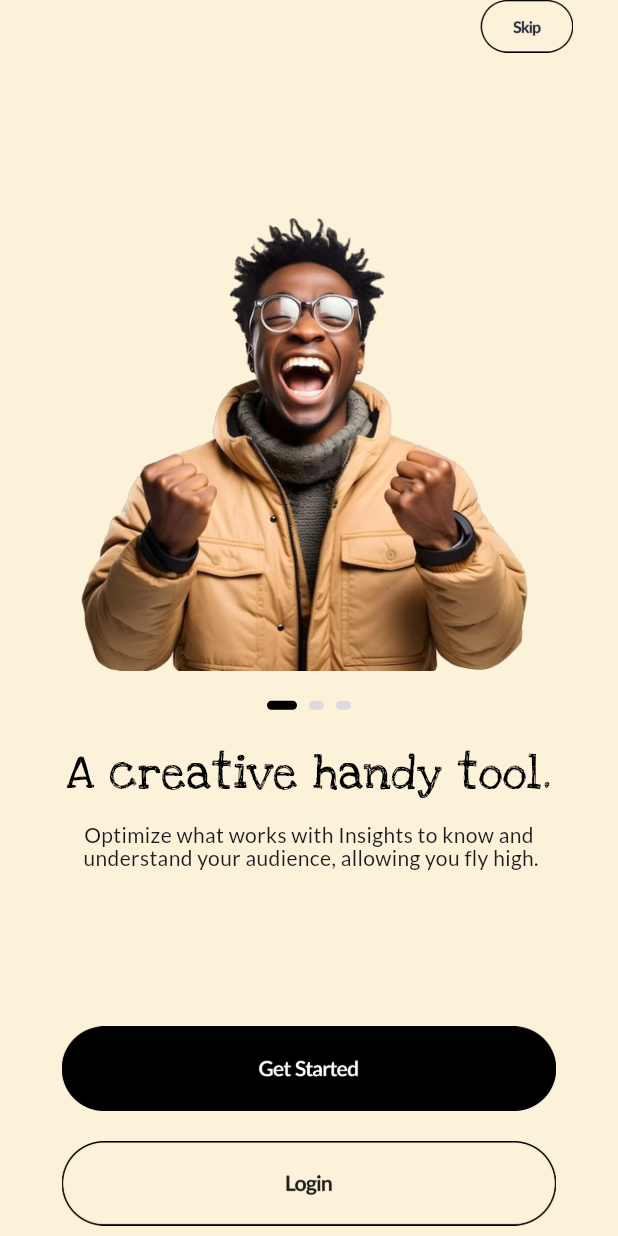
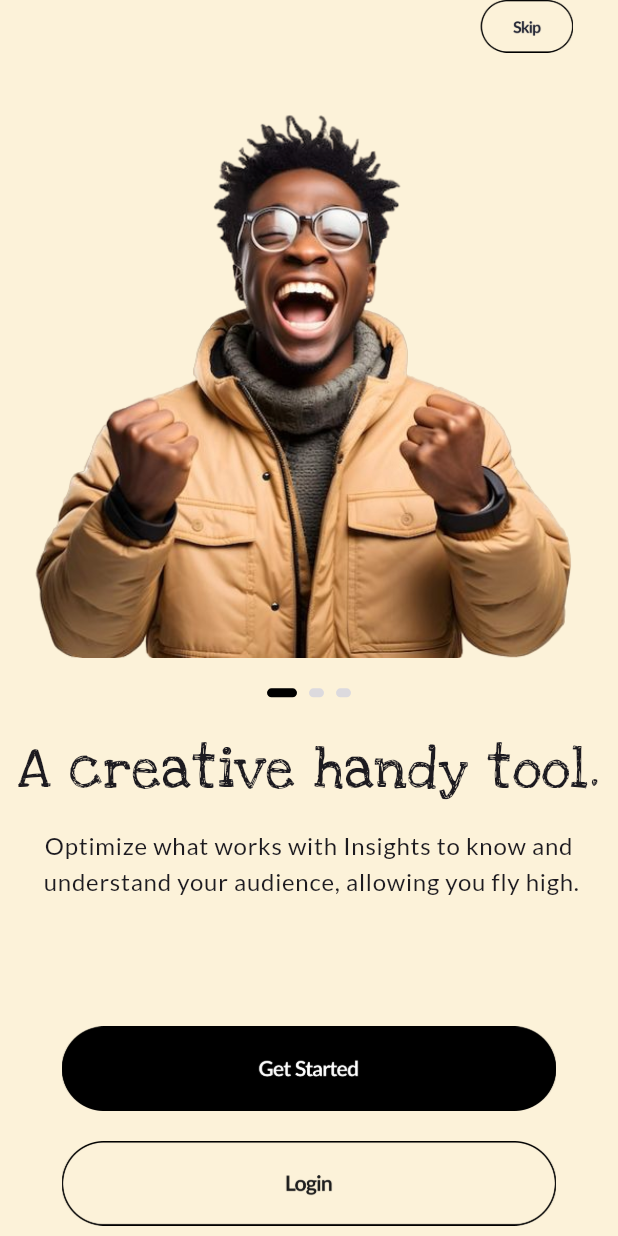
Before and after one commit to Olamidotune/Rootscards, a Flutter app: the screen it shows after launch, on a phone screen of 412 x 824 dp. Run offline on Flutter 3.47's test engine with Material 3 defaults, Android fonts, the phone set to English and light mode, and no system bars; drawn by our look-alikes of carousel_slider; our stand-ins replace device_info_plus, dio, email_validator, flutter_secure_storage, flutter_svg, pin_code_text_field and 2 more.

Commit message:
responsive fixes

```diff
--- a/lib/main.dart
+++ b/lib/main.dart
@@ -1,6 +1,7 @@
 // ignore_for_file: prefer_const_constructors
 
 import 'package:flutter/material.dart';
+import 'package:flutter/services.dart';
 import 'package:rootscards/app_wrapper.dart';
 import 'package:rootscards/presentation/get_started_screen.dart';
 import 'package:rootscards/presentation/screens/auth/forgot_password.dart';
@@ -14,6 +15,10 @@ import 'package:rootscards/presentation/screens/splash_screen/splash_screen.dart
 import 'package:sizer/sizer.dart';
 
 void main() {
+  WidgetsFlutterBinding.ensureInitialized();
+  SystemChrome.setPreferredOrientations([
+    DeviceOrientation.portraitUp,
+  ]);
   runApp(const MyApp());
 }
 
--- a/lib/presentation/screens/onboarding/onboarding_screen.dart
+++ b/lib/presentation/screens/onboarding/onboarding_screen.dart
@@ -1,6 +1,7 @@
 import 'package:carousel_slider/carousel_slider.dart';
 import 'package:flutter/material.dart';
 import 'package:rootscards/config/colors.dart';
+import 'package:rootscards/extensions/build_context.dart';
 import 'package:rootscards/presentation/get_started_screen.dart';
 import 'package:rootscards/presentation/screens/auth/sign_in.dart';
 import 'package:rootscards/presentation/screens/widgets/carousel_inidicator.dart';
@@ -24,14 +25,14 @@ class _TestOnboardingState extends State<TestOnboarding> {
 
   static const _carouselTitles = <String>[
     "A creative handy tool.",
-    "A creator’s handy tool.",
+    "A creator's handy tool.",
     "Stand Out!",
   ];
 
   static const _carouselTexts = <String>[
     "Optimize what works with Insights to know and\n understand your audience, allowing you fly high.",
     "Optimize what works with Insights to know and\n understand your audience, allowing you fly high.",
-    "Optimize what works with Insights to\nknow and understand your audience,\n allowing you fly high.",
+    "Optimize what works with Insights to\n know and understand your audience,\n allowing you fly high.",
   ];
 
   static const _backgroundColor = <Color>[
@@ -64,7 +65,7 @@ class _TestOnboardingState extends State<TestOnboarding> {
                         onTap: () {},
                       ),
                     ),
-                    SizedBox(height: height * .1),
+                    SizedBox(height: height * .01),
                     CarouselSlider.builder(
                       carouselController: _carouselController,
                       itemCount: 3,
@@ -94,7 +95,7 @@ class _TestOnboardingState extends State<TestOnboarding> {
                         height: 0.85 * height <= 550 ? 0.75 * height : 700,
                         autoPlayInterval: Duration(seconds: 4),
                         autoPlayAnimationDuration: Duration(milliseconds: 800),
-                        autoPlayCurve: Curves.easeIn,
+                        autoPlayCurve: Curves.easeInOut,
                         onPageChanged: (newIndex, reason) => setState(() {
                           _currentIndex = newIndex;
                         }),
@@ -114,7 +115,8 @@ class _TestOnboardingState extends State<TestOnboarding> {
                   children: [
                     GestureDetector(
                       onTap: () {
-                        Navigator.of(context).pushNamed(GetStartedScreen.routeName);
+                        Navigator.of(context)
+                            .pushNamed(GetStartedScreen.routeName);
                       },
                       child: Image.asset(
                         "assets/images/get_started_button.png",
@@ -124,10 +126,10 @@ class _TestOnboardingState extends State<TestOnboarding> {
                     SizedBox(height: 20),
                     GestureDetector(
                       onTap: () {
-                                Navigator.of(context).pushNamed(
-                                  SignInScreen.routeName,
-                                );
-                              },
+                        Navigator.of(context).pushNamed(
+                          SignInScreen.routeName,
+                        );
+                      },
                       child: Image.asset(
                         "assets/images/login_button.png",
                         width: 80.w,
@@ -165,13 +167,10 @@ class _CarouselImage extends StatelessWidget {
   Widget build(BuildContext context) {
     return Column(
       children: [
-        Padding(
-          padding: EdgeInsets.symmetric(horizontal: 10),
-          child: Image.asset(
-            "assets/images/" + image,
-            height: viewPortHeight * .40,
-            fit: BoxFit.fill,
-          ),
+        Image.asset(
+          "assets/images/$image",
+          height: viewPortHeight * .48,
+          fit: BoxFit.contain,
         ),
         slider,
         Container(
@@ -180,8 +179,10 @@ class _CarouselImage extends StatelessWidget {
           padding: EdgeInsets.symmetric(horizontal: 10),
           child: Text(
             title,
-            style: TextStyle(
-                fontSize: 32, color: BLACK, fontFamily: "LoveYaLikeASister"),
+            style: context.textTheme.bodyLarge!.copyWith(
+              fontFamily: "LoveYaLikeASister",
+              fontSize: 38,
+            ),
             textAlign: TextAlign.justify,
           ),
         ),
@@ -189,12 +190,9 @@ class _CarouselImage extends StatelessWidget {
           alignment: Alignment.center,
           margin:
               EdgeInsets.only(bottom: 0.45 * viewPortHeight <= 350 ? 20 : 3),
-          padding: EdgeInsets.symmetric(horizontal: 10),
-          child: Text(
-            subTitle,
-            textAlign: TextAlign.center,
-            style: TextStyle(fontSize: 14, height: 1.1),
-          ),
+          padding: EdgeInsets.symmetric(horizontal: 0),
+          child: Text(subTitle,
+              textAlign: TextAlign.center, style: context.textTheme.bodyLarge),
         ),
       ],
     );
```
Also changed, not shown: lib/presentation/screens/auth/sign_in.dart (+11 -6 lines).
